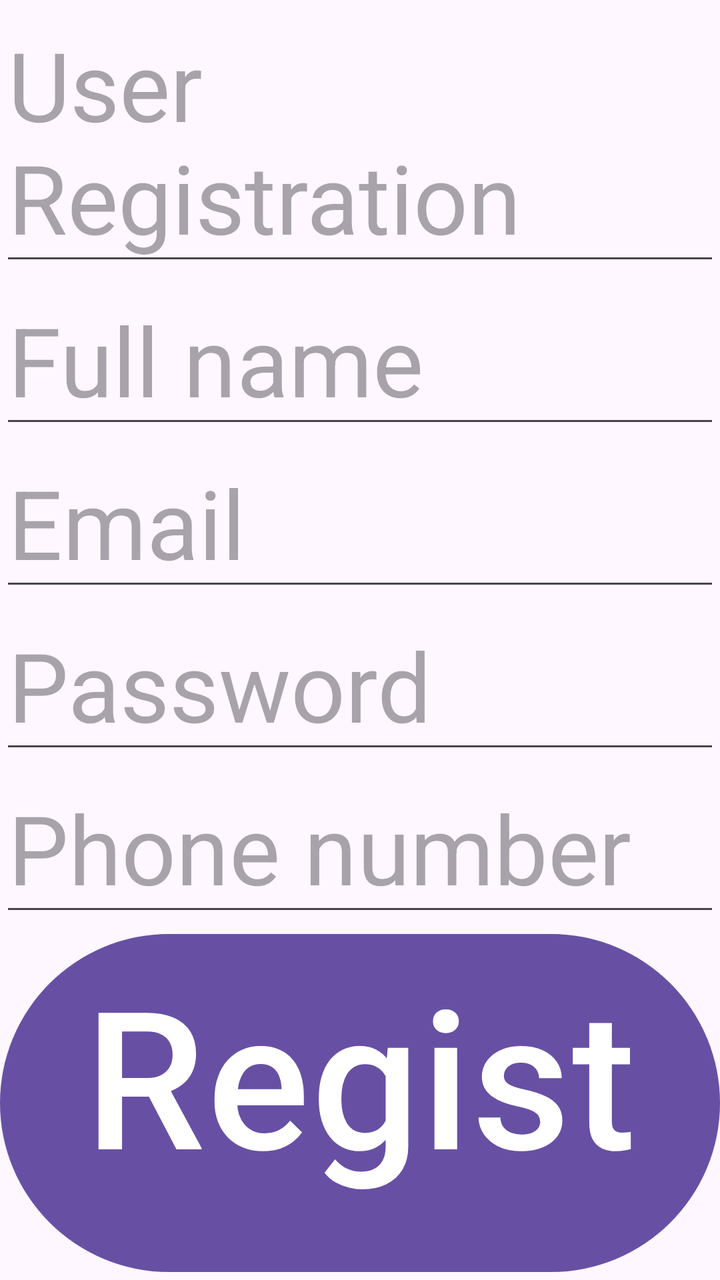
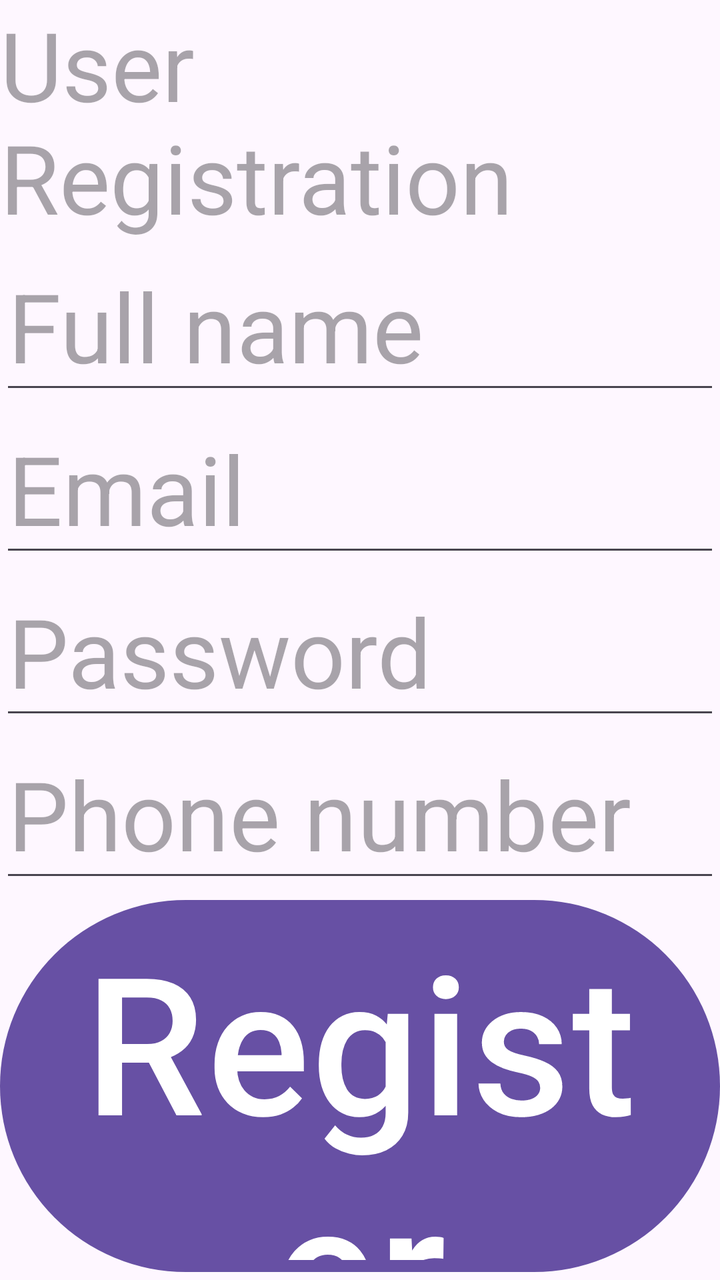

Compare the two renders of this Android layout. The source of the first and the diff that turns it into the second are given below.
<!-- AndroidManifest.xml: application theme Theme.FinalyApplicationRakan -->
<!-- res/layout/activity_register2.xml -->
<?xml version="1.0" encoding="utf-8"?>
<LinearLayout xmlns:android="http://schemas.android.com/apk/res/android"
    android:layout_width="match_parent"
    android:layout_height="match_parent"
    android:orientation="vertical">

    <EditText
        android:id="@+id/textView"
        android:layout_width="match_parent"
        android:layout_height="wrap_content"
        android:hint="User Registration"
        android:textSize="48sp" />

    <EditText
        android:id="@+id/etFullName"
        android:layout_width="match_parent"
        android:layout_height="wrap_content"
        android:hint="Full name"
        android:textSize="48sp" />

    <EditText
        android:id="@+id/etEmail"
        android:layout_width="match_parent"
        android:layout_height="wrap_content"
        android:hint="Email"
        android:textSize="48sp" />

    <EditText
        android:id="@+id/etPassword"
        android:layout_width="match_parent"
        android:layout_height="wrap_content"
        android:hint="Password"
        android:textSize="48sp" />

    <EditText
        android:id="@+id/etPhone"
        android:layout_width="match_parent"
        android:layout_height="wrap_content"
        android:hint="Phone number"
        android:textSize="48sp" />

    <Button
        android:id="@+id/btnRegister"
        android:layout_width="match_parent"
        android:layout_height="wrap_content"
        android:text="Register"
        android:textSize="96sp" />

</LinearLayout>
<!-- resources referenced by this layout -->
<resources>
  <style name="Theme.FinalyApplicationRakan" parent="Base.Theme.FinalyApplicationRakan" />
  <style name="Base.Theme.FinalyApplicationRakan" parent="Theme.Material3.DayNight.NoActionBar">
          
          
      </style>
</resources>

<!-- the commit's change to res/layout/activity_register2.xml (unified diff, before → after) -->
@@ -2,9 +2,11 @@
 <LinearLayout xmlns:android="http://schemas.android.com/apk/res/android"
     android:layout_width="match_parent"
     android:layout_height="match_parent"
+    android:id="@+id/main"
     android:orientation="vertical">
 
-    <EditText
+
+    <TextView
         android:id="@+id/textView"
         android:layout_width="match_parent"
         android:layout_height="wrap_content"
